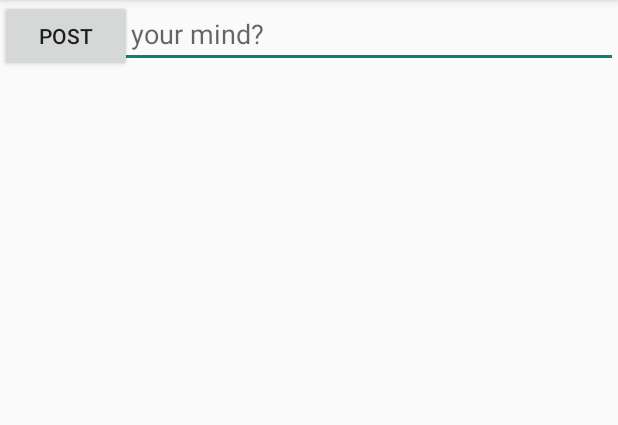
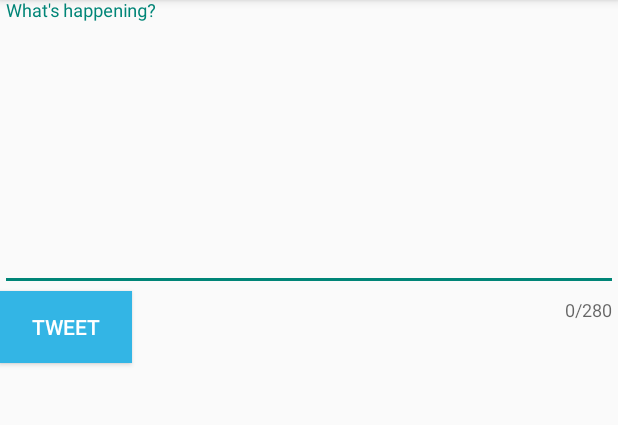
Before and after one commit to cheygaima/Twitter, an Android app: the ComposeActivity screen opened directly, with no data from a screen before it, on a phone screen of 412 x 824 dp, the part 84-509 px from its top. Run offline under Robolectric (Android 15) with nearby library versions, the phone set to English and light mode, and no system bars; our stand-ins replace Room's generated code; libraries missing offline, so code that uses them is left out: com.facebook.stetho, com.loopj.android, cz.msebera.android, org.parceler; 1 statement that could not run was skipped.

Commit message:
all requireds and char count

```diff
--- a/app/build.gradle
+++ b/app/build.gradle
@@ -45,4 +45,7 @@ dependencies {
     annotationProcessor "android.arch.persistence.room:compiler:1.0.0"
     implementation 'com.facebook.stetho:stetho:1.5.0'
     implementation 'com.android.support:recyclerview-v7:27.1.0'
+    implementation 'org.parceler:parceler-api:1.1.6'
+    annotationProcessor 'org.parceler:parceler:1.1.6'
+    implementation 'com.android.support:design:27.1.0'
 }
--- a/app/src/main/java/com/codepath/apps/restclienttemplate/ComposeActivity.java
+++ b/app/src/main/java/com/codepath/apps/restclienttemplate/ComposeActivity.java
@@ -1,19 +1,106 @@
 package com.codepath.apps.restclienttemplate;
 
+import android.content.Intent;
 import android.os.Bundle;
 import android.support.v7.app.AppCompatActivity;
+import android.util.Log;
+import android.view.View;
+import android.widget.EditText;
+
+import com.codepath.apps.restclienttemplate.models.Tweet;
+import com.loopj.android.http.JsonHttpResponseHandler;
+
+import org.json.JSONArray;
+import org.json.JSONException;
+import org.json.JSONObject;
+import org.parceler.Parcels;
+
+import cz.msebera.android.httpclient.Header;
 
 public class ComposeActivity extends AppCompatActivity {
+
+
+
+    //reference variables
+    private TwitterClient client;
+    Tweet tweet;
+    EditText simpleEditText;
+    String strValue;
 
     @Override
     protected void onCreate(Bundle savedInstanceState) {
         super.onCreate(savedInstanceState);
         setContentView(R.layout.activity_compose);
+        simpleEditText = (EditText) findViewById(R.id.et_Tweet);
+
+        client = TwitterApp.getRestClient(this);
     }
-
-//    EditText simpleEditText = (EditText) findViewById(R.id.et_Tweet);
-//    String strValue = simpleEditText.getText().toString();
 
 
 
+
+    public void makeTweet(View v)
+    {
+        strValue = simpleEditText.getText().toString();
+        client.sendTweet(strValue, new JsonHttpResponseHandler() {
+
+
+            @Override
+            public void onSuccess(int statusCode, Header[] headers, JSONObject response) {
+                super.onSuccess(statusCode, headers, response);
+
+                try {
+                    tweet = Tweet.fromJSON(response);
+                } catch (JSONException e) {
+                    e.printStackTrace();
+                }
+                Intent data = new Intent();
+
+                // Pass relevant data back as a result
+                data.putExtra("tweet", Parcels.wrap(tweet));
+
+                // Activity finished ok, return the data
+                setResult(RESULT_OK, data); // set result code and bundle data for response
+                finish(); // closes the activity, pass data to parent
+            }
+
+            @Override
+            public void onSuccess(int statusCode, Header[] headers, JSONArray response) {
+                super.onSuccess(statusCode, headers, response);
+            }
+
+            @Override
+            public void onSuccess(int statusCode, Header[] headers, String responseString) {
+                super.onSuccess(statusCode, headers, responseString);
+                Log.d("TwitterClient", responseString);
+
+            }
+
+
+            @Override
+            public void onFailure(int statusCode, Header[] headers, Throwable throwable, JSONObject errorResponse) {
+                super.onFailure(statusCode, headers, throwable, errorResponse);
+                Log.d("TwitterClient", errorResponse.toString());
+                throwable.printStackTrace();
+            }
+
+            @Override
+            public void onFailure(int statusCode, Header[] headers, Throwable throwable, JSONArray errorResponse) {
+                super.onFailure(statusCode, headers, throwable, errorResponse);
+                Log.d("TwitterClient", errorResponse.toString());
+                throwable.printStackTrace();
+            }
+
+            @Override
+            public void onFailure(int statusCode, Header[] headers, String responseString, Throwable throwable) {
+                super.onFailure(statusCode, headers, responseString, throwable);
+                Log.d("TwitterClient", responseString);
+                throwable.printStackTrace();
+            }
+
+        });
+
+
+    }
+
 }
--- a/app/src/main/java/com/codepath/apps/restclienttemplate/TimelineActivity.java
+++ b/app/src/main/java/com/codepath/apps/restclienttemplate/TimelineActivity.java
@@ -16,6 +16,7 @@ import com.loopj.android.http.JsonHttpResponseHandler;
 import org.json.JSONArray;
 import org.json.JSONException;
 import org.json.JSONObject;
+import org.parceler.Parcels;
 
 import java.util.ArrayList;
 
@@ -29,6 +30,9 @@ public class TimelineActivity extends AppCompatActivity {
     TweetAdapter tweetAdapter;
     ArrayList<Tweet> tweets;
     RecyclerView rvTweets;
+    //Tweet tweet;
+
+    private final int REQUEST_CODE = 20; //can we anything we want
 
     @Override
     protected void onCreate(Bundle savedInstanceState) {
@@ -72,7 +76,7 @@ public class TimelineActivity extends AppCompatActivity {
 
             @Override
             public void onSuccess(int statusCode, Header[] headers, JSONArray response) {
-                //Log.d("TwitterClient", response.toString());
+                Log.d("TwitterClient", response.toString()); //THIS WASNT ALWAYS UNCOMMENTED!!!!
                 //iterate through the json array
                 //for each entry, deserialize the json object
                 for (int i = 0; i < response.length(); i++)
@@ -115,7 +119,22 @@ public class TimelineActivity extends AppCompatActivity {
 
    public void whenClicked(MenuItem mi) {
        Intent intent = new Intent(this, ComposeActivity.class);
-       startActivityForResult(intent, 12);
+       startActivityForResult(intent, REQUEST_CODE);
    }
 
+
+    // TA.java, time to handle the result of the sub-activity
+    @Override
+    protected void onActivityResult(int requestCode, int resultCode, Intent data) {
+        // REQUEST_CODE is defined above
+        if (resultCode == RESULT_OK && requestCode == REQUEST_CODE) {
+
+            Tweet composedTweet = (Tweet) Parcels.unwrap(data.getParcelableExtra("tweet"));
+            tweets.add(0, composedTweet);
+            tweetAdapter.notifyItemInserted(0);
+            rvTweets.scrollToPosition(0);
+
+        }
+    }
+
 }
--- a/app/src/main/java/com/codepath/apps/restclienttemplate/models/Tweet.java
+++ b/app/src/main/java/com/codepath/apps/restclienttemplate/models/Tweet.java
@@ -4,10 +4,14 @@ import android.text.format.DateUtils;
 
 import org.json.JSONException;
 import org.json.JSONObject;
+import org.parceler.Parcel;
 
 import java.text.ParseException;
 import java.text.SimpleDateFormat;
 import java.util.Locale;
+
+
+@Parcel
 
 public class Tweet {
     //list out the attributes
@@ -16,6 +20,8 @@ public class Tweet {
     public User user;
     public String createdAt;
     public String relativeDate;
+
+    public Tweet(){}
 
     //deserialize the JSOM
     public static Tweet fromJSON(JSONObject jsonObject) throws JSONException
--- a/app/src/main/java/com/codepath/apps/restclienttemplate/models/User.java
+++ b/app/src/main/java/com/codepath/apps/restclienttemplate/models/User.java
@@ -2,7 +2,9 @@ package com.codepath.apps.restclienttemplate.models;
 
 import org.json.JSONException;
 import org.json.JSONObject;
+import org.parceler.Parcel;
 
+@Parcel
 public class User {
 
     //list the attributes
@@ -10,6 +12,10 @@ public class User {
     public long uid;
     public String screenName;
     public String profileImageUrl;
+
+    private static final long serialVersionUID = 5177222050535318633L;
+
+    public User(){}
 
     //deserialize the JSON
     public static User fromJSON(JSONObject json) throws JSONException
--- a/app/src/main/res/layout/activity_compose.xml
+++ b/app/src/main/res/layout/activity_compose.xml
@@ -1,27 +1,51 @@
 <?xml version="1.0" encoding="utf-8"?>
-<android.support.constraint.ConstraintLayout xmlns:android="http://schemas.android.com/apk/res/android"
+<RelativeLayout xmlns:android="http://schemas.android.com/apk/res/android"
     xmlns:app="http://schemas.android.com/apk/res-auto"
     xmlns:tools="http://schemas.android.com/tools"
     android:layout_width="match_parent"
     android:layout_height="match_parent"
     tools:context=".ComposeActivity">
 
-    <EditText
-        android:id="@+id/et_Tweet"
-        android:layout_width="match_parent"
-        android:layout_height="wrap_content"
-        android:hint="What's on your mind?"
-        android:inputType="text">
-        android:maxLength="280"
-
-    </EditText>
-
     <Button
-        android:id="@+id/Post"
+        android:id="@+id/btnPost"
         android:layout_width="wrap_content"
         android:layout_height="wrap_content"
-        android:text="Post"
+        android:layout_alignParentStart="true"
+        android:layout_alignParentTop="true"
+        android:layout_marginTop="194dp"
+        android:background="@android:color/holo_blue_light"
+        android:onClick="makeTweet"
+        android:text="Tweet"
+        android:textColor="@android:color/white"
         tools:layout_editor_absoluteX="0dp"
         tools:layout_editor_absoluteY="103dp" />
 
-</android.support.constraint.ConstraintLayout>
+    <android.support.design.widget.TextInputLayout
+        android:id="@+id/textContainer"
+        android:layout_width="match_parent"
+        android:layout_height="wrap_content"
+        android:layout_alignParentStart="true"
+        android:layout_alignParentTop="true"
+        app:counterEnabled="true"
+        app:counterMaxLength="280">
+
+        <EditText
+            android:id="@+id/et_Tweet"
+            android:layout_width="match_parent"
+            android:layout_height="183dp"
+            android:layout_alignParentStart="true"
+            android:layout_alignParentTop="true"
+            android:gravity="top"
+            android:hint="What's happening?"
+            android:inputType="text"
+            android:selectAllOnFocus="false"
+            android:singleLine="false"
+            tools:layout_editor_absoluteX="0dp"
+            tools:layout_editor_absoluteY="16dp">
+
+
+        </EditText>
+    </android.support.design.widget.TextInputLayout>
+
+
+</RelativeLayout>
--- a/app/src/main/res/values/styles.xml
+++ b/app/src/main/res/values/styles.xml
@@ -13,4 +13,12 @@
         <!-- All customizations that are NOT specific to a particular API-level can go here. -->
     </style>
 
+    <style name="TimelineActivity" parent="@android:style/Widget.Holo.Light.ActionBar">
+        <item name="android:background">#ADD8E6</item>
+    </style>
+
+    <style name="ComposeActivity" parent="@android:style/Widget.Holo.Light.ActionBar">
+        <item name="android:background">#ADD8E6</item>
+    </style>
+
 </resources>
```
